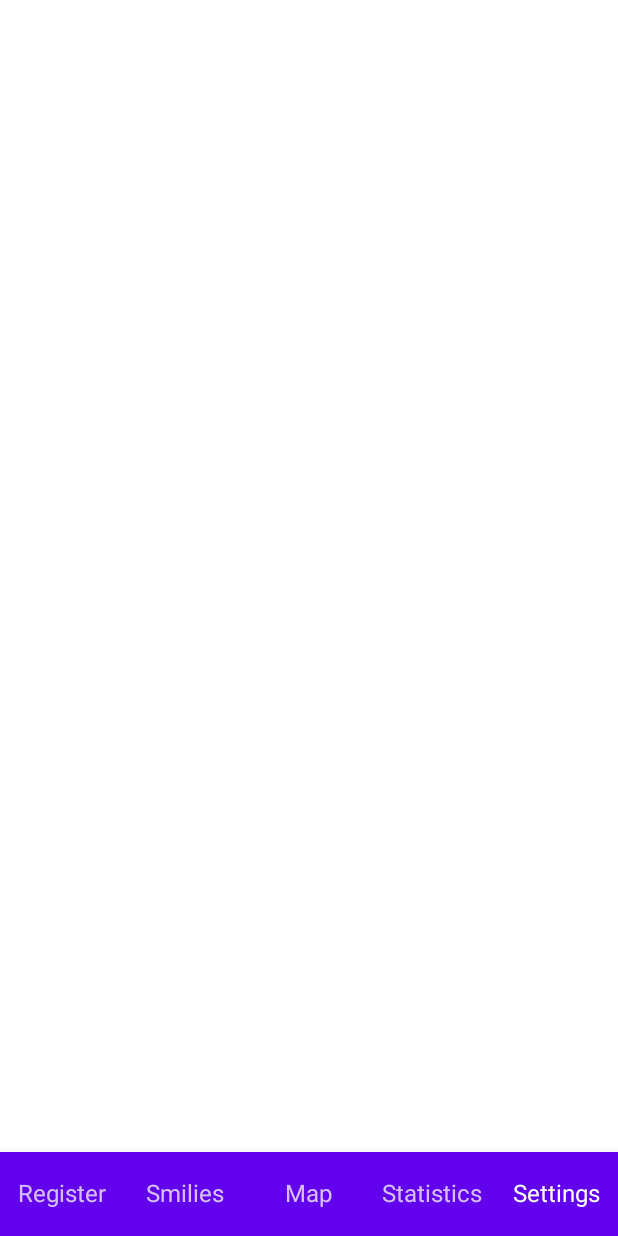
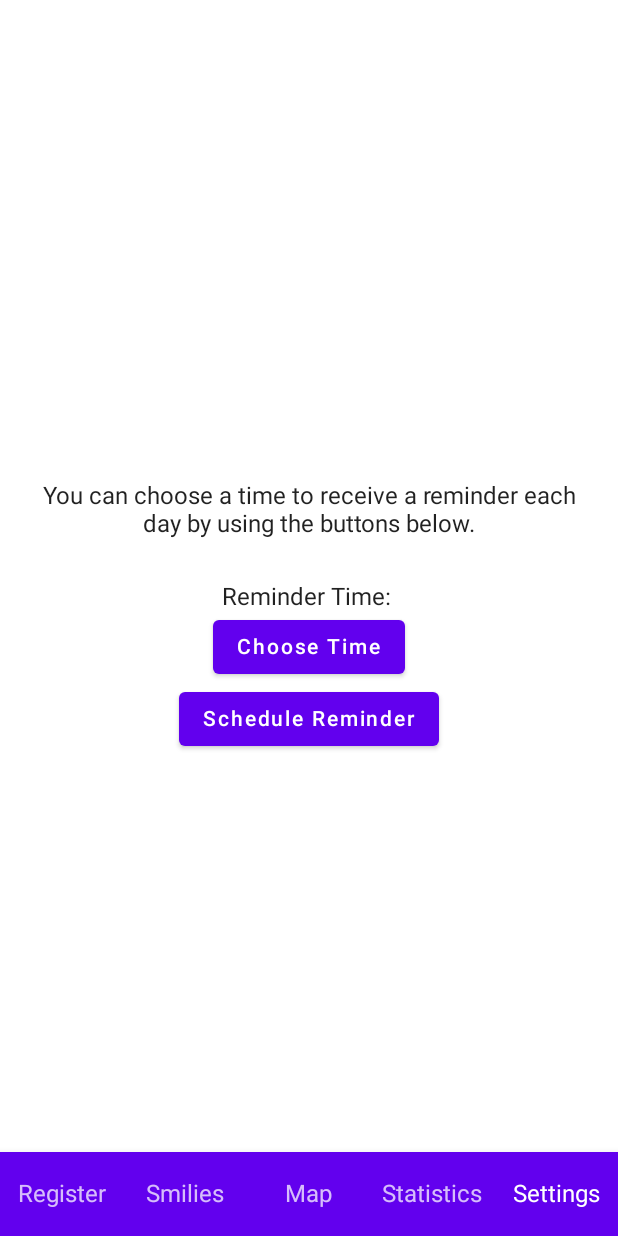
Before and after one commit to Hampster8/HappyApp, an Android app built with Jetpack Compose: the screen it shows after launch (MainActivity), item 5 of the bottom bar chosen, on a phone screen of 412 x 824 dp. Run offline under Robolectric (Android 15) with nearby library versions, the phone set to English and light mode, and no system bars.

Commit message:
It took lots of time to get the code working on the newer API. The last code I did was for a lower level API. Many tricky changes. The reminders were added in the settings tab. Will continue to improve them.

```diff
--- a/app/build.gradle
+++ b/app/build.gradle
@@ -10,7 +10,7 @@ android {
     defaultConfig {
         applicationId "com.veberod.happyapp"
         minSdk 22
-        targetSdk 32
+        targetSdk 33
         versionCode 1
         versionName "1.0"
 
--- a/app/src/main/java/com/veberod/happyapp/MainActivity.kt
+++ b/app/src/main/java/com/veberod/happyapp/MainActivity.kt
@@ -1,8 +1,10 @@
 package com.veberod.happyapp
 
+import android.os.Build
 import android.os.Bundle
 import androidx.activity.ComponentActivity
 import androidx.activity.compose.setContent
+import androidx.annotation.RequiresApi
 import androidx.compose.foundation.layout.fillMaxSize
 import androidx.compose.material.*
 import androidx.compose.runtime.Composable
@@ -15,6 +17,7 @@ import androidx.navigation.compose.NavHost
 import androidx.navigation.compose.composable
 import androidx.navigation.compose.currentBackStackEntryAsState
 import androidx.navigation.compose.rememberNavController
+import com.veberod.happyapp.Reminder.MyReminder
 import com.veberod.happyapp.map_feature.presentation.components.Map
 import com.veberod.happyapp.screens.*
 import com.veberod.happyapp.ui.theme.HappyAppTheme
@@ -52,6 +55,7 @@ fun App() {
     }
 }
 
+@RequiresApi(Build.VERSION_CODES.TIRAMISU)
 @Composable
 fun NavigationHost(navController: NavHostController) {
     NavHost(navController = navController, startDestination = NavRoutes.Register.route) {
--- a/app/src/main/java/com/veberod/happyapp/NavBarItems.kt
+++ b/app/src/main/java/com/veberod/happyapp/NavBarItems.kt
@@ -32,6 +32,5 @@ object NavBarItems {
             image = Icons.Filled.Favorite,
             route = "settings"
         )
-
     )
 }
--- a/app/src/main/java/com/veberod/happyapp/NavRoutes.kt
+++ b/app/src/main/java/com/veberod/happyapp/NavRoutes.kt
@@ -6,5 +6,4 @@ sealed class NavRoutes(val route: String) {
     object Map : NavRoutes("map")
     object Statistics : NavRoutes("statistics")
     object Settings : NavRoutes("settings")
-
 }
--- /dev/null
+++ b/app/src/main/java/com/veberod/happyapp/Reminder/ReminderApp.kt
@@ -0,0 +1,33 @@
+package com.veberod.happyapp.Reminder
+
+import android.app.Application
+import android.app.NotificationChannel
+import android.app.NotificationManager
+import android.content.Context
+import android.os.Build
+import androidx.annotation.RequiresApi
+
+class ReminderApp: Application() {
+    @RequiresApi(Build.VERSION_CODES.O)
+    override fun onCreate() {
+        super.onCreate()
+        createChannel()
+    }
+
+    fun getContext(): Context{
+        return applicationContext
+    }
+
+    @RequiresApi(Build.VERSION_CODES.O)
+    private fun createChannel() {
+        val channel = NotificationChannel(
+            ReminderService.channelID,
+            "Mood Log Reminder",
+            NotificationManager.IMPORTANCE_HIGH
+        )
+        channel.description = "These notifications are set by user as a reminder to log mood"
+        val notificationManager =
+            getSystemService(Context.NOTIFICATION_SERVICE) as NotificationManager
+        notificationManager.createNotificationChannel(channel)
+    }
+}
--- a/app/src/main/java/com/veberod/happyapp/screens/Settings.kt
+++ b/app/src/main/java/com/veberod/happyapp/screens/Settings.kt
@@ -1,9 +1,101 @@
 package com.veberod.happyapp.screens
 
-import androidx.compose.runtime.Composable
-/*TODO
-*  Nightmode, edit account*/
+import android.Manifest
+import android.app.TimePickerDialog
+import android.content.pm.PackageManager
+import android.icu.util.Calendar
+import android.os.Build
+import android.widget.Toast
+import androidx.activity.compose.rememberLauncherForActivityResult
+import androidx.activity.result.contract.ActivityResultContracts
+import androidx.annotation.RequiresApi
+import androidx.compose.foundation.layout.*
+import androidx.compose.material.Button
+import androidx.compose.material.Text
+import androidx.compose.runtime.*
+import androidx.compose.ui.Alignment
+import androidx.compose.ui.Modifier
+import androidx.compose.ui.platform.LocalContext
+import androidx.compose.ui.text.style.TextAlign
+import androidx.compose.ui.unit.dp
+import androidx.core.content.ContextCompat
+import com.veberod.happyapp.Reminder.ReminderService
+
+
+@RequiresApi(Build.VERSION_CODES.TIRAMISU)
 @Composable
 fun Settings() {
-
+    val context = LocalContext.current
+    val myService = ReminderService(context)
+    val myCalendar = Calendar.getInstance()
+    val timeReceived = Calendar.getInstance()
+    val myHours = myCalendar[Calendar.HOUR_OF_DAY]
+    val myMinutes = myCalendar[Calendar.MINUTE]
+    val myTime = remember { mutableStateOf("") }
+    val myTimeDialog = TimePickerDialog(
+        context,
+        { _, myHours: Int, myMinutes: Int ->
+            myTime.value = "$myHours:$myMinutes"
+            if (myMinutes<10){
+                myTime.value = "$myHours:0$myMinutes"
+            }
+            Toast.makeText(context,
+                "Time has been selected", Toast.LENGTH_LONG).show()
+            timeReceived.apply {
+                timeInMillis = System.currentTimeMillis()
+                set(Calendar.HOUR_OF_DAY, myHours)
+                set(Calendar.MINUTE, myMinutes)
+            }
+        }, myHours, myMinutes, false
+    )
+    var notificationPermissionGranted by remember {
+        mutableStateOf(
+            ContextCompat.checkSelfPermission(
+                context,
+                Manifest.permission.POST_NOTIFICATIONS
+            ) == PackageManager.PERMISSION_GRANTED
+        )
+    }
+    val myPermission = rememberLauncherForActivityResult(
+        contract = ActivityResultContracts.RequestPermission(),
+        onResult = { isGranted ->
+            notificationPermissionGranted = isGranted
+            if(myTime.value != ""){
+                myService.scheduleNotification(timeReceived.timeInMillis,myTime.value)
+            }else Toast.makeText(context,
+                "You should choose the time first",
+                Toast.LENGTH_LONG).show()
+        })
+    Column(
+        modifier = Modifier
+            .fillMaxSize()
+            .padding(18.dp),
+        verticalArrangement = Arrangement.Center,
+        horizontalAlignment = Alignment.CenterHorizontally
+    ) {
+        Text(
+            textAlign = TextAlign.Center,
+            text = "You can choose a time to receive a reminder each day by using the buttons below."
+        )
+        Spacer(modifier = Modifier.height((30.dp)))
+        Text(text = "Reminder Time: ${myTime.value}")
+        Button(onClick = {
+            myTimeDialog.show()
+        }) {
+            Text(text = "Choose Time")
+        }
+        Button(onClick = {
+            if (notificationPermissionGranted) {
+                if (myTime.value != "") {
+                    myService.scheduleNotification(timeReceived.timeInMillis, myTime.value)
+                } else Toast.makeText(
+                    context,
+                    "You should choose the time first",
+                    Toast.LENGTH_LONG
+                ).show()
+            } else myPermission.launch(Manifest.permission.POST_NOTIFICATIONS)
+        }) {
+            Text(text = "Schedule Reminder")
+        }
+    }
 }
```
Also changed, not shown: app/src/main/AndroidManifest.xml (+13 -0 lines), app/src/main/java/com/veberod/happyapp/Reminder/ReminderBroadcast.kt (added, +43 -0 lines), app/src/main/java/com/veberod/happyapp/Reminder/ReminderService.kt (added, +36 -0 lines).
